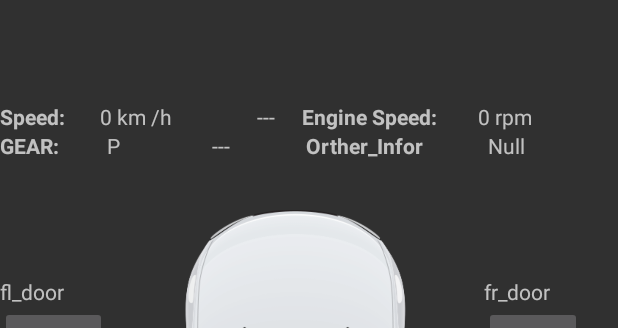
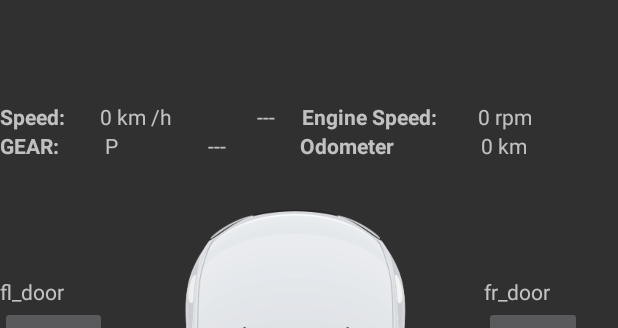
Before and after one commit to congthinh95/vehicle_demo, an Android app: the layout fragment_terminal.xml on its own in the app's theme, with its tools: preview values and no code run, on a phone screen of 412 x 824 dp. Shown: the top 328 px of the screen. Run offline under Robolectric (Android 15) with nearby library versions, the phone set to English and light mode, and no system bars.

Commit message:
Update Odometer and fix Bug speed

```diff
--- a/SimpleBluetoothTerminal-master/app/src/main/res/layout/fragment_terminal.xml
+++ b/SimpleBluetoothTerminal-master/app/src/main/res/layout/fragment_terminal.xml
@@ -108,19 +108,19 @@
             android:text="---" />
 
         <TextView
-            android:id="@+id/txt_orther"
+            android:id="@+id/txt_Odometer"
             android:layout_width="60dp"
             android:layout_height="wrap_content"
             android:layout_weight="1"
-            android:text="Orther_Infor"
+            android:text="Odometer"
             android:textStyle="bold" />
 
         <TextView
-            android:id="@+id/txt_outorther"
+            android:id="@+id/txt_OutOdometer"
             android:layout_width="wrap_content"
             android:layout_height="wrap_content"
             android:layout_weight="1"
-            android:text="Null" />
+            android:text="0 km" />
     </LinearLayout>
 
     <LinearLayout
```
Also changed, not shown: SimpleBluetoothTerminal-master/app/src/main/java/de/kai_morich/simple_bluetooth_terminal/TerminalFragment.java (+29 -2 lines).
